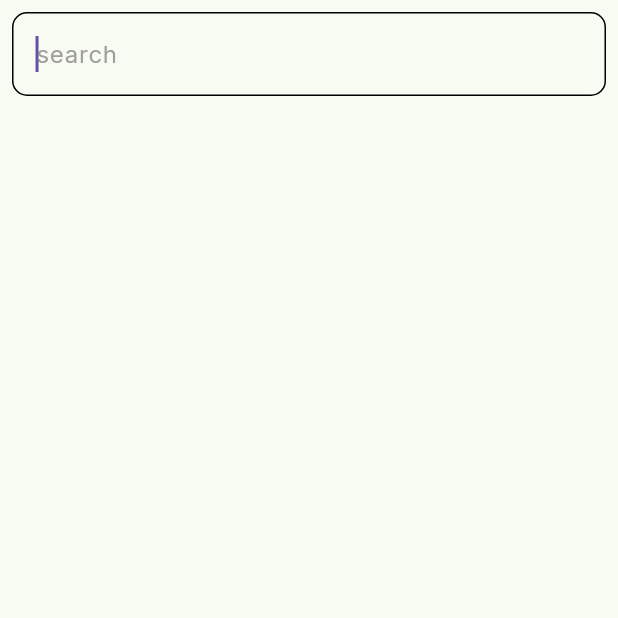
After one commit to AhmedSakour/Mini_WhatsApp, a Flutter app: the ContactsView screen opened by its route, after a tap on the "search" icon, on a phone screen of 412 x 824 dp, the top half of it. The commit adds this screen. Run offline on Flutter 3.47's test engine with Material 3 defaults, Android fonts, the phone set to English and light mode, and no system bars; our stand-ins replace bloc, cached_network_image, cloud_firestore, dartz, device_preview, firebase_auth and 6 more; accounts and stored records are empty; generated files the repository leaves out were written again.

Commit message:
search done in contacts users

```diff
--- a/lib/core/constant/app_routes.dart
+++ b/lib/core/constant/app_routes.dart
@@ -14,6 +14,9 @@ import 'package:whats_app/features/home/presentation/views/bottom_navigation_bar
 import 'package:whats_app/features/home/presentation/views/contacts_view.dart';
 import 'package:whats_app/features/home/presentation/views/home_view.dart';
 import 'package:whats_app/features/profile/presentation/views/profile_view.dart';
+import 'package:whats_app/features/search/data/repos/search_repo_impl.dart';
+import 'package:whats_app/features/search/presentation/view_model/search_cubit/search_cubit.dart';
+import 'package:whats_app/features/search/presentation/views/search_view.dart';
 import 'package:whats_app/features/splash/presentation/view/splash_view.dart';
 
 class AppRoutes {
@@ -23,6 +26,7 @@ class AppRoutes {
   static const nav = '/BottomNavView';
   static const appLayout = '/';
   static const splash = '/splashView';
+  static const search = '/searchView';
   static const profile = '/profileView';
   static const chat = '/chatView';
   static const contacts = '/contacts';
@@ -34,6 +38,10 @@ class AppRoutes {
       splash: (context) => const SplashView(),
       home: (context) => const HomeView(),
       nav: (context) => const BottomNavigationBarView(),
+      search: (context) => BlocProvider(
+            create: (context) => SearchCubit(getIt.get<SearchRepoImpl>()),
+            child: const SearchView(),
+          ),
       profile: (context) => const ProfileView(),
       chat: (context) => MultiBlocProvider(providers: [
             BlocProvider(
--- a/lib/core/functions/service_locator.dart
+++ b/lib/core/functions/service_locator.dart
@@ -2,10 +2,12 @@ import 'package:get_it/get_it.dart';
 import 'package:whats_app/features/auth/data/repo/auth_repo_impl.dart';
 import 'package:whats_app/features/chat/data/repos/chat_repo/chat_repo_impl.dart';
 import 'package:whats_app/features/home/data/repos/home_repo_impl.dart';
+import 'package:whats_app/features/search/data/repos/search_repo_impl.dart';
 
 final getIt = GetIt.instance;
 void setup() {
   getIt.registerSingleton<AuthRepoImpl>(AuthRepoImpl());
   getIt.registerSingleton<HomeRepoImpl>(HomeRepoImpl());
   getIt.registerSingleton<ChatRepoImpl>(ChatRepoImpl());
+  getIt.registerSingleton<SearchRepoImpl>(SearchRepoImpl());
 }
--- a/lib/features/home/presentation/views/contacts_view.dart
+++ b/lib/features/home/presentation/views/contacts_view.dart
@@ -2,16 +2,11 @@ import 'package:flutter/material.dart';
 import 'package:whats_app/features/home/presentation/views/widgets/contacts_view_body.dart';
 import 'package:whats_app/features/home/presentation/views/widgets/custom_contactview_appBar.dart';
 
-class ContactsView extends StatefulWidget {
+class ContactsView extends StatelessWidget {
   const ContactsView({
     super.key,
   });
 
-  @override
-  State<ContactsView> createState() => _ContactsViewState();
-}
-
-class _ContactsViewState extends State<ContactsView> {
   @override
   Widget build(BuildContext context) {
     return const Scaffold(
--- a/lib/features/home/presentation/views/widgets/contacts_view_body.dart
+++ b/lib/features/home/presentation/views/widgets/contacts_view_body.dart
@@ -1,17 +1,19 @@
 import 'package:flutter/material.dart';
 import 'package:flutter_bloc/flutter_bloc.dart';
 import 'package:whats_app/core/themes/app_styles.dart';
+import 'package:whats_app/features/auth/data/models/user_model.dart';
 import 'package:whats_app/features/home/presentation/view_model/contact_cubit/contact_cubit.dart';
 import 'package:whats_app/features/home/presentation/views/widgets/contacts_list_view.dart';
 
 class ContactsViewBody extends StatelessWidget {
   const ContactsViewBody({super.key});
-
+  static List<UserModel> users = [];
   @override
   Widget build(BuildContext context) {
     return BlocBuilder<ContactCubit, ContactState>(
       builder: (context, state) {
         if (state is GetUsersSuccess) {
+          users = state.users;
           return state.users.isNotEmpty
               ? ContactsListView(
                   users: state.users,
--- a/lib/features/home/presentation/views/widgets/custom_search_icon.dart
+++ b/lib/features/home/presentation/views/widgets/custom_search_icon.dart
@@ -1,5 +1,7 @@
 import 'package:flutter/material.dart';
+import 'package:whats_app/core/constant/app_routes.dart';
 import 'package:whats_app/core/themes/colors.dart';
+import 'package:whats_app/features/home/presentation/views/widgets/contacts_view_body.dart';
 
 class CustomSearchIcon extends StatelessWidget {
   const CustomSearchIcon({
@@ -8,7 +10,12 @@ class CustomSearchIcon extends StatelessWidget {
 
   @override
   Widget build(BuildContext context) {
-    return Container(
+    return GestureDetector(
+      onTap: () {
+        Navigator.pushNamed(context, AppRoutes.search,
+            arguments: ContactsViewBody.users);
+      },
+      child: Container(
         width: 40,
         height: 40,
         margin: const EdgeInsets.only(right: 10),
@@ -22,6 +29,7 @@ class CustomSearchIcon extends StatelessWidget {
             color: AppColor.primaryColor,
           ),
         ),
+      ),
     );
   }
 }
--- /dev/null
+++ b/lib/features/search/data/repos/search_repo.dart
@@ -0,0 +1,5 @@
+import 'package:whats_app/features/auth/data/models/user_model.dart';
+
+abstract class SearchRepo {
+  List<UserModel> search(List<UserModel> users, String value);
+}
--- /dev/null
+++ b/lib/features/search/data/repos/search_repo_impl.dart
@@ -0,0 +1,13 @@
+import 'package:whats_app/features/auth/data/models/user_model.dart';
+import 'package:whats_app/features/search/data/repos/search_repo.dart';
+
+class SearchRepoImpl implements SearchRepo {
+  @override
+  List<UserModel> search(List<UserModel> users, String value) {
+    try {
+      return users.where((user) => user.name.contains(value)).toList();
+    } on Exception {
+      return [];
+    }
+  }
+}
--- /dev/null
+++ b/lib/features/search/presentation/view_model/search_cubit/search_cubit.dart
@@ -0,0 +1,20 @@
+import 'package:bloc/bloc.dart';
+import 'package:meta/meta.dart';
+import 'package:whats_app/features/auth/data/models/user_model.dart';
+import 'package:whats_app/features/search/data/repos/search_repo.dart';
+
+part 'search_state.dart';
+
+class SearchCubit extends Cubit<SearchState> {
+  SearchCubit(this.searchRepo) : super(SearchInitial());
+  final SearchRepo searchRepo;
+  search(List<UserModel> users, String value) {
+    emit(SearchLoading());
+    try {
+      var result = searchRepo.search(users, value);
+      emit(SearchSuccess(users: result));
+    } on Exception {
+      emit(SearchFailure());
+    }
+  }
+}
--- /dev/null
+++ b/lib/features/search/presentation/view_model/search_cubit/search_state.dart
@@ -0,0 +1,16 @@
+part of 'search_cubit.dart';
+
+@immutable
+sealed class SearchState {}
+
+final class SearchInitial extends SearchState {}
+
+final class SearchSuccess extends SearchState {
+  final List<UserModel> users;
+
+  SearchSuccess({required this.users});
+}
+
+final class SearchLoading extends SearchState {}
+
+final class SearchFailure extends SearchState {}
--- /dev/null
+++ b/lib/features/search/presentation/views/search_view.dart
@@ -0,0 +1,22 @@
+import 'package:flutter/material.dart';
+import 'package:whats_app/features/auth/data/models/user_model.dart';
+import 'package:whats_app/features/search/presentation/views/widgets/search_view_body.dart';
+
+class SearchView extends StatelessWidget {
+  const SearchView({
+    super.key,
+  });
+
+  @override
+  Widget build(BuildContext context) {
+    List<UserModel> data =
+        ModalRoute.of(context)!.settings.arguments as List<UserModel>;
+    return Scaffold(
+      body: SafeArea(
+        child: SearchViewBody(
+          users: data,
+        ),
+      ),
+    );
+  }
+}
--- /dev/null
+++ b/lib/features/search/presentation/views/widgets/custom_search_textformfield.dart
@@ -0,0 +1,39 @@
+import 'package:flutter/material.dart';
+import 'package:flutter_bloc/flutter_bloc.dart';
+import 'package:whats_app/core/themes/app_styles.dart';
+import 'package:whats_app/features/auth/data/models/user_model.dart';
+import 'package:whats_app/features/search/presentation/view_model/search_cubit/search_cubit.dart';
+
+class CustomSearchTextField extends StatelessWidget {
+  CustomSearchTextField({
+    super.key,
+    required this.users,
+  });
+  final TextEditingController searchController = TextEditingController();
+  final FocusNode focusNode = FocusNode();
+  final List<UserModel> users;
+  @override
+  Widget build(BuildContext context) {
+    return Padding(
+      padding: const EdgeInsets.all(8.0),
+      child: TextFormField(
+        autofocus: true,
+        focusNode: focusNode,
+        controller: searchController,
+        onFieldSubmitted: (value) async {
+          await BlocProvider.of<SearchCubit>(context).search(users, value);
+        },
+        keyboardType: TextInputType.text,
+        decoration: InputDecoration(
+          border: const OutlineInputBorder(
+              borderRadius: BorderRadius.all(Radius.circular(10))),
+          focusedBorder: const OutlineInputBorder(
+              borderRadius: BorderRadius.all(Radius.circular(10))),
+          hintText: 'search',
+          hintStyle:
+              AppStyles.styleRegular20(context).copyWith(color: Colors.grey),
+        ),
+      ),
+    );
+  }
+}
--- /dev/null
+++ b/lib/features/search/presentation/views/widgets/search_view_body.dart
@@ -0,0 +1,38 @@
+import 'package:flutter/material.dart';
+import 'package:flutter_bloc/flutter_bloc.dart';
+import 'package:whats_app/features/auth/data/models/user_model.dart';
+import 'package:whats_app/features/home/presentation/views/widgets/contacts_list_view.dart';
+import 'package:whats_app/features/search/presentation/view_model/search_cubit/search_cubit.dart';
+import 'package:whats_app/features/search/presentation/views/widgets/custom_search_textformfield.dart';
+
+class SearchViewBody extends StatelessWidget {
+  const SearchViewBody({super.key, required this.users});
+  final List<UserModel> users;
+  @override
+  Widget build(BuildContext context) {
+    return Column(
+      children: [
+        CustomSearchTextField(
+          users: users,
+        ),
+        BlocBuilder<SearchCubit, SearchState>(
+          builder: (context, state) {
+            if (state is SearchSuccess) {
+              return Expanded(
+                child: ContactsListView(
+                  users: state.users,
+                ),
+              );
+            } else if (state is SearchLoading) {
+              return const Center(
+                child: CircularProgressIndicator(),
+              );
+            } else {
+              return const SizedBox();
+            }
+          },
+        )
+      ],
+    );
+  }
+}
```
Lines whose indentation alone changed are shown as unchanged.
